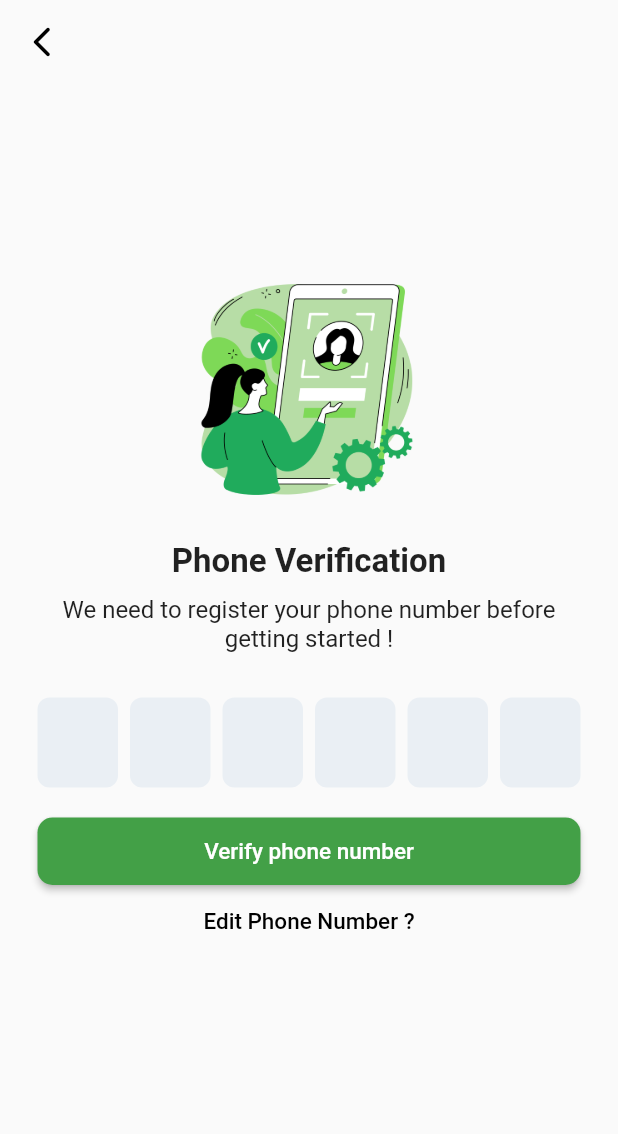
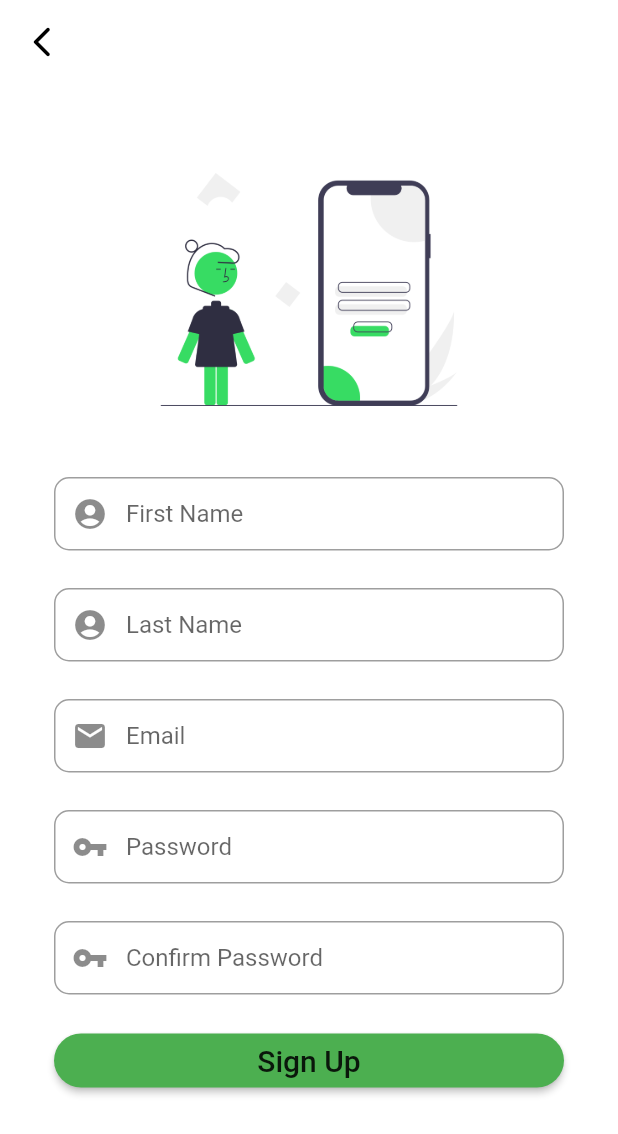
Before and after one commit to RhyshaKachari/SmartCrop, a Flutter app: the MyOtp screen opened directly, after a tap on "Verify phone number", on a phone screen of 412 x 824 dp. Shown: the top 1134 px of the screen. Run offline on Flutter 3.47's test engine with Material 2 defaults, Android fonts, the phone set to English and light mode, and no system bars; drawn by our look-alikes of pinput.

Commit message:
user intro screen done

```diff
--- a/lib/screens/otp.dart
+++ b/lib/screens/otp.dart
@@ -1,5 +1,6 @@
 import 'package:flutter/material.dart';
 import 'package:pinput/pinput.dart';
+import 'package:smartcrop/screens/user_intro.dart';
 class MyOtp extends StatefulWidget {
   const MyOtp({Key? key}) : super(key: key);
 
@@ -86,7 +87,9 @@ class _MyOtpState extends State<MyOtp> {
                 height: 45,
                 width: double.infinity,
                 child: ElevatedButton(
-                  onPressed: () {},
+                  onPressed: () {
+                    Navigator.of(context).push(MaterialPageRoute(builder: (_) => const UserIntro()));
+                  },
                   child: Text('Verify phone number',
                   style: TextStyle(
                     fontSize: 15,
--- a/lib/screens/register_screen.dart
+++ b/lib/screens/register_screen.dart
@@ -1,4 +1,5 @@
 import 'package:flutter/material.dart';
+import 'package:smartcrop/widgets/custom_button.dart';
 import 'otp.dart';
 
 class RegisterScreen extends StatefulWidget {
--- /dev/null
+++ b/lib/screens/user_intro.dart
@@ -0,0 +1,179 @@
+import 'package:flutter/material.dart';
+import 'package:flutter/src/painting/binding.dart';
+import 'package:flutter/src/painting/image_provider.dart';
+
+import '../widgets/custom_button.dart';
+class UserIntro extends StatefulWidget {
+  const UserIntro({Key? key}) : super(key: key);
+
+  @override
+  State<UserIntro> createState() => _UserIntroState();
+}
+
+class _UserIntroState extends State<UserIntro> {
+  //our form key
+  final _formKey = GlobalKey<FormState>();
+  //editng Controller
+  final firstNameEditingController = new TextEditingController();
+  final lastNameEditingController = new TextEditingController();
+  final emailEditingController = new TextEditingController();
+  final passwordEditingController = new TextEditingController();
+  final confirmPasswordEditingController = new TextEditingController();
+
+
+
+  @override
+  Widget build(BuildContext context) {
+    //first name field
+    final firstNameField = TextFormField(
+      autofocus: false,
+      controller: firstNameEditingController,
+      keyboardType: TextInputType.name,
+      //validator
+      onSaved: (value){
+        firstNameEditingController.text = value! ;
+      },
+      textInputAction: TextInputAction.next,
+      decoration: InputDecoration(
+        prefixIcon: Icon(Icons.account_circle),
+        contentPadding: EdgeInsets.fromLTRB(20, 15, 20, 15),
+        hintText: "First Name",
+        border: OutlineInputBorder(
+          borderRadius: BorderRadius.circular(10),
+        )
+      ),
+    );
+
+//second name
+    final lastNameField = TextFormField(
+      autofocus: false,
+      controller: lastNameEditingController,
+      keyboardType: TextInputType.name,
+      //validator
+      onSaved: (value){
+        lastNameEditingController.text = value! ;
+      },
+      textInputAction: TextInputAction.next,
+      decoration: InputDecoration(
+          prefixIcon: Icon(Icons.account_circle),
+          contentPadding: EdgeInsets.fromLTRB(20, 15, 20, 15),
+          hintText: "Last Name",
+          border: OutlineInputBorder(
+            borderRadius: BorderRadius.circular(10),
+          )
+      ),
+    );
+
+    final emailField = TextFormField(
+      autofocus: false,
+      controller: emailEditingController,
+      keyboardType: TextInputType.emailAddress,
+      //validator
+      onSaved: (value){
+       emailEditingController.text = value! ;
+      },
+      textInputAction: TextInputAction.next,
+      decoration: InputDecoration(
+          prefixIcon: Icon(Icons.mail),
+          contentPadding: EdgeInsets.fromLTRB(20, 15, 20, 15),
+          hintText: "Email",
+          border: OutlineInputBorder(
+            borderRadius: BorderRadius.circular(10),
+          )
+      ),
+    );
+
+    final passwordField = TextFormField(
+      autofocus: false,
+      controller: passwordEditingController,
+      obscureText: true,
+
+      onSaved: (value){
+        passwordEditingController.text = value! ;
+      },
+      textInputAction: TextInputAction.next,
+      decoration: InputDecoration(
+          prefixIcon: Icon(Icons.vpn_key),
+          contentPadding: EdgeInsets.fromLTRB(20, 15, 20, 15),
+          hintText: "Password",
+          border: OutlineInputBorder(
+            borderRadius: BorderRadius.circular(10),
+          )
+      ),
+    );
+
+    final confirmPasswordField = TextFormField(
+      autofocus: false,
+      controller: confirmPasswordEditingController,
+      obscureText: true,
+      onSaved: (value){
+       confirmPasswordEditingController.text = value! ;
+      },
+      textInputAction: TextInputAction.done,
+      decoration: InputDecoration(
+          prefixIcon: Icon(Icons.vpn_key),
+          contentPadding: EdgeInsets.fromLTRB(20, 15, 20, 15),
+          hintText: "Confirm Password",
+          border: OutlineInputBorder(
+            borderRadius: BorderRadius.circular(10),
+          )
+      ),
+    );
+
+
+    return Scaffold(
+      extendBodyBehindAppBar: true,
+     backgroundColor: Colors.white,
+      appBar: AppBar(
+        backgroundColor: Colors.transparent,
+        elevation: 0,
+        leading: IconButton(
+          icon: Icon(Icons.arrow_back_ios_new_rounded , color:Colors.black),
+          onPressed: (){
+            Navigator.of(context).pop() ;
+          },
+        ),
+      ),
+      body: Center(
+        child: SingleChildScrollView(
+          child: Container(
+            color: Colors.white,
+            child: Padding(
+              padding: const EdgeInsets.all(36.0),
+              child: Form(
+                key: _formKey,
+                child: Column(
+                  mainAxisAlignment: MainAxisAlignment.center,
+                  crossAxisAlignment: CrossAxisAlignment.center,
+                  children: <Widget>[
+                    SizedBox(
+                      height: 200,
+                      child: Image.asset("assets/login4.png",
+                      fit: BoxFit.contain,),
+                    ),
+                    SizedBox(height: 25,),
+                    firstNameField,
+                    SizedBox(height: 25,),
+                    lastNameField,
+                    SizedBox(height: 25,),
+                    emailField,
+                    SizedBox(height: 25,),
+                    passwordField,
+                    SizedBox(height: 25,),
+                    confirmPasswordField,
+                    SizedBox(height: 20),
+
+                    Container(
+                      width: double.infinity,
+                        child: CustomButton(text: "Sign Up", onPressed: (){})),
+
+                  ],
+                ),
+              ),
+            ),
+          ),
+        ),
+      ),
+    );
+  }
+}
--- a/lib/widgets/custom_button.dart
+++ b/lib/widgets/custom_button.dart
@@ -16,7 +16,8 @@ class CustomButton extends StatelessWidget {
           ),
           )
         ),
-      child: Text(text, style: const TextStyle(fontSize: 20),)
+      child: Text(
+        text, style: const TextStyle(fontSize: 20),)
     );
   }
 }
```
Also changed, not shown: assets/login.png (added), assets/login2.png (added), assets/login3.svg (added), assets/login4.png (added).
